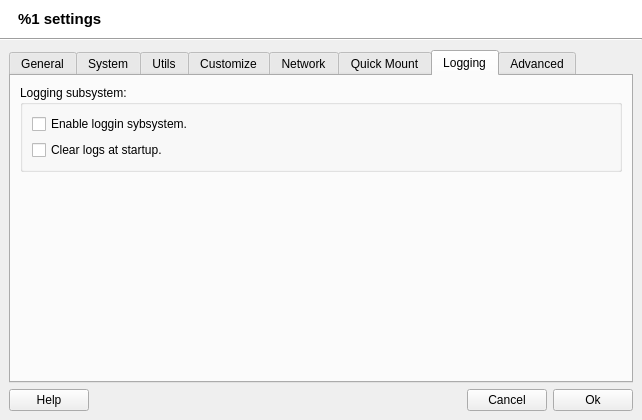
Before: the Qt Designer form src/q4wine-gui/uis/AppSettings.ui in brezerk/q4wine, drawn with Qt 5.
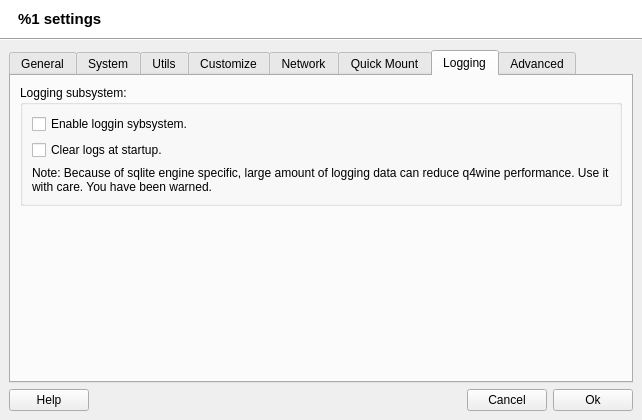
After: the same form once the commit is applied. The open tabs and pages were chosen to show the change. Icons and pictures are not drawn.

```diff
--- a/src/q4wine-gui/uis/AppSettings.ui
+++ b/src/q4wine-gui/uis/AppSettings.ui
@@ -1584,6 +1584,16 @@
                </property>
               </widget>
              </item>
+             <item>
+              <widget class="QLabel" name="label_8">
+               <property name="text">
+                <string>Note: Because of sqlite engine specific, large amount of logging data can reduce q4wine performance. Use it with care. You have been warned.</string>
+               </property>
+               <property name="wordWrap">
+                <bool>true</bool>
+               </property>
+              </widget>
+             </item>
             </layout>
            </widget>
           </item>
```
